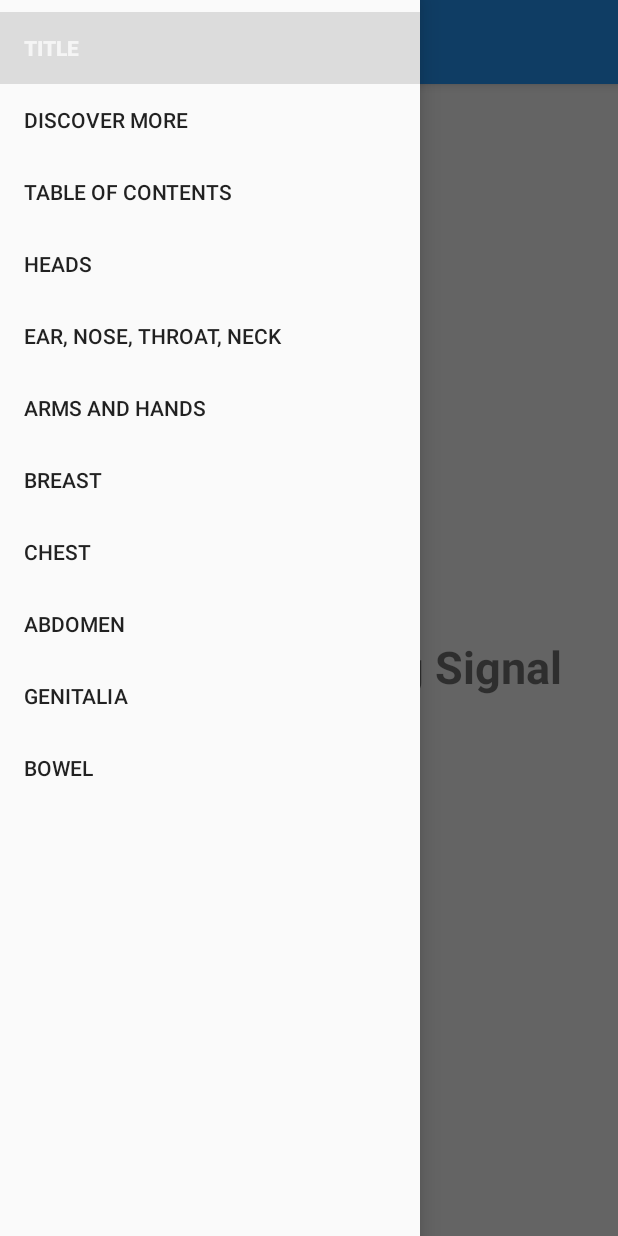
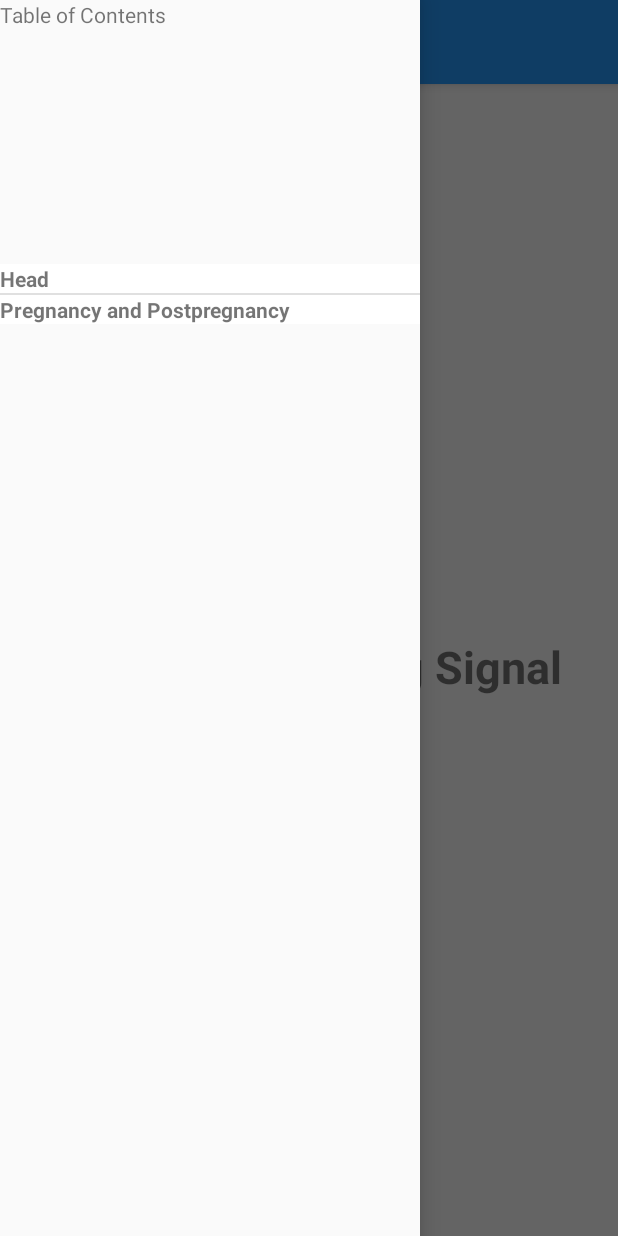
Before and after one commit to Yunnyhajeon/teameron, an Android app: the ebook screen opened directly, with no data from a screen before it, with the side drawer open, on a phone screen of 412 x 824 dp. Run offline under Robolectric (Android 15) with nearby library versions, the phone set to English and light mode, and no system bars; our stand-ins replace navigation-ui.

Commit message:
add expandable list view for index menu

```diff
--- /dev/null
+++ b/app/src/main/java/com/example/eron/ExpandableListAdapter.java
@@ -0,0 +1,110 @@
+package com.example.eron;
+
+import android.content.Context;
+import android.graphics.Typeface;
+import android.util.Log;
+import android.view.LayoutInflater;
+import android.view.View;
+import android.view.ViewGroup;
+import android.widget.BaseExpandableListAdapter;
+import android.widget.TextView;
+
+import java.util.HashMap;
+import java.util.List;
+
+public class ExpandableListAdapter extends BaseExpandableListAdapter {
+
+    private Context context;
+    private List<MenuItemModel> listDataHeader;
+    private HashMap<MenuItemModel, List<MenuItemModel>> listDataChild;
+
+    public ExpandableListAdapter(Context context, List<MenuItemModel> listDataHeader,
+                                 HashMap<MenuItemModel, List<MenuItemModel>> listChildData) {
+        this.context = context;
+        this.listDataHeader = listDataHeader;
+        this.listDataChild = listChildData;
+    }
+
+    @Override
+    public MenuItemModel getChild(int groupPosition, int childPosititon) {
+        return this.listDataChild.get(this.listDataHeader.get(groupPosition))
+                .get(childPosititon);
+    }
+
+    @Override
+    public long getChildId(int groupPosition, int childPosition) {
+        return childPosition;
+    }
+
+    @Override
+    public View getChildView(int groupPosition, final int childPosition,
+                             boolean isLastChild, View convertView, ViewGroup parent) {
+
+        final String childText = getChild(groupPosition, childPosition).itemName;
+
+        if (convertView == null) {
+            LayoutInflater infalInflater = (LayoutInflater) this.context
+                    .getSystemService(Context.LAYOUT_INFLATER_SERVICE);
+            convertView = infalInflater.inflate(R.layout.list_group_child, null);
+        }
+
+        TextView txtListChild = convertView
+                .findViewById(R.id.menu_item_child);
+
+        txtListChild.setText(childText);
+        return convertView;
+    }
+
+    @Override
+    public int getChildrenCount(int groupPosition) {
+
+        if (this.listDataChild.get(this.listDataHeader.get(groupPosition)) == null)
+            return 0;
+        else
+            return this.listDataChild.get(this.listDataHeader.get(groupPosition))
+                    .size();
+    }
+
+    @Override
+    public MenuItemModel getGroup(int groupPosition) {
+        return this.listDataHeader.get(groupPosition);
+    }
+
+    @Override
+    public int getGroupCount() {
+        return this.listDataHeader.size();
+
+    }
+
+    @Override
+    public long getGroupId(int groupPosition) {
+        return groupPosition;
+    }
+
+    @Override
+    public View getGroupView(int groupPosition, boolean isExpanded,
+                             View convertView, ViewGroup parent) {
+        String headerTitle = getGroup(groupPosition).itemName;
+        if (convertView == null) {
+            LayoutInflater infalInflater = (LayoutInflater) this.context
+                    .getSystemService(Context.LAYOUT_INFLATER_SERVICE);
+            convertView = infalInflater.inflate(R.layout.list_group_header, null);
+        }
+
+        TextView lblListHeader = convertView.findViewById(R.id.menu_item_header);
+        lblListHeader.setTypeface(null, Typeface.BOLD);
+        lblListHeader.setText(headerTitle);
+
+        return convertView;
+    }
+
+    @Override
+    public boolean hasStableIds() {
+        return false;
+    }
+
+    @Override
+    public boolean isChildSelectable(int groupPosition, int childPosition) {
+        return true;
+    }
+}
--- /dev/null
+++ b/app/src/main/java/com/example/eron/MenuItemModel.java
@@ -0,0 +1,29 @@
+package com.example.eron;
+
+public class MenuItemModel {
+
+    /*
+    This class represents each of the items in the table of contents. So Head would be an item
+    and each of its subsections would be its own item as well
+
+    We are using this class to store info to populate the ExpandableListView
+
+    For example:
+    MenuItemModel head = new MenuItemModel("Head", "head_1_headache.html", true, true)
+    MenuItemModel head_headache =  new MenuItemModel("Headache", "head_1, headache.html", false, false)
+     */
+
+    public String itemName, htmlUrl;
+    public boolean isGroup, hasChildren;
+    //isGroup = is this item a main section
+    //hasChildren = 1) is this item a main section AND 2) does this main section have subsections
+
+
+    public MenuItemModel(String itemName, String htmlUrl, boolean isGroup, boolean hasChildren) {
+        this.itemName = itemName;
+        this.htmlUrl = htmlUrl;
+        this.isGroup = isGroup;
+        this.hasChildren = hasChildren;
+    }
+
+}
--- a/app/src/main/java/com/example/eron/ebook.java
+++ b/app/src/main/java/com/example/eron/ebook.java
@@ -5,6 +5,7 @@
 import com.google.android.material.floatingactionbutton.FloatingActionButton;
 import com.google.android.material.snackbar.Snackbar;
 
+import android.view.MenuItem;
 import android.view.View;
 
 import androidx.navigation.NavController;
@@ -21,9 +22,23 @@
 
 import android.view.Menu;
 
+import android.webkit.WebView;
+
+import android.widget.ExpandableListView;
+import android.util.Log;
+
+import java.util.ArrayList;
+import java.util.HashMap;
+import java.util.List;
+
 public class ebook extends AppCompatActivity {
 
     private AppBarConfiguration mAppBarConfiguration;
+
+    ExpandableListAdapter expandableListAdapter;
+    ExpandableListView expandableListView;
+    List<MenuItemModel> headerList = new ArrayList<>();
+    HashMap<MenuItemModel, List<MenuItemModel>> childList = new HashMap<>();
 
     @Override
     protected void onCreate(Bundle savedInstanceState) {
@@ -32,6 +47,9 @@
         Toolbar toolbar = findViewById(R.id.toolbar);
         setSupportActionBar(toolbar);
 
+        expandableListView = findViewById(R.id.expandable_list_view);
+        prepareMenuData();
+        populateExpandableList();
 
         DrawerLayout drawer = findViewById(R.id.drawer_layout);
         NavigationView navigationView = findViewById(R.id.nav_view);
@@ -60,4 +78,76 @@
         return NavigationUI.navigateUp(navController, mAppBarConfiguration)
                 || super.onSupportNavigateUp();
     }
+
+    private void prepareMenuData() {
+        /*
+        purpose of this function is to make
+        MenuItemModel instances (headerItem for main sections, childrenItem for subsections)
+        and add them to the right list so that we can use the lists to populate the menu
+
+        2)make headerItem and add to the headerList
+        3)make childItem and add childItem to children(ArrayList)
+        4)insert headerItem and children(ArrayList) (if the header has children, otherwise null) into the childList hashmap
+
+        !!!PLEASE DO THE SECTIONS IN ORDER!!!
+        THIS WILL BE THE ORDER IN THE NAVIGATION VIEW
+        */
+
+        //Example group with children
+        MenuItemModel headerItem = new MenuItemModel("Head", "file:///android_asset/part1_bodyparts/Head_1_Headache.html", true, true);
+        headerList.add(headerItem);
+        List<MenuItemModel> children = new ArrayList<>();
+        MenuItemModel childItem = new MenuItemModel("Headache", "file:///android_asset/part1_bodyparts/Head_1_Headache.html", false, false);
+        children.add(childItem);
+        childItem = new MenuItemModel("Head Injury", "file:///android_asset/part1_bodyparts/Head_2_HeadInjury.html", false, false);
+        children.add(childItem);
+        childItem = new MenuItemModel("Psychological Problems", "file:///android_asset/part1_bodyparts/Head_1_PsychologicalProblems.html", false, false);
+        children.add(childItem);
+        childList.put(headerItem, children);
+
+        //Example group w/o child  *notice that for this header item, isGroup=true but hasChildren=false
+        headerItem = new MenuItemModel("Pregnancy and Postpregnancy", "file:///android_asset/part3_pregnancy/Pregnancy_and_Postpregnancy.html", true, false);
+        headerList.add(headerItem);
+        childList.put(headerItem, null); //there is no children list for this headerItem so we put null
+    }
+
+    private void populateExpandableList() {
+        expandableListAdapter = new ExpandableListAdapter(this, headerList, childList);
+        expandableListView.setAdapter(expandableListAdapter);
+
+        expandableListView.setOnGroupClickListener(new ExpandableListView.OnGroupClickListener() {
+            @Override
+            public boolean onGroupClick(ExpandableListView parent, View v, int groupPosition, long id) {
+
+                if (headerList.get(groupPosition).isGroup) {
+                    if (!headerList.get(groupPosition).hasChildren) {
+                        WebView webView = v.findViewById(R.id.menu_content_webview);
+                        Log.i("URL", headerList.get(groupPosition).htmlUrl);
+                        webView.loadUrl(headerList.get(groupPosition).htmlUrl);
+                        //onBackPressed();
+                    }
+                }
+
+                return false;
+            }
+        });
+
+        expandableListView.setOnChildClickListener(new ExpandableListView.OnChildClickListener() {
+            @Override
+            public boolean onChildClick(ExpandableListView parent, View v, int groupPosition, int childPosition, long id) {
+
+                if (childList.get(headerList.get(groupPosition)) != null) {
+                    MenuItemModel model = childList.get(headerList.get(groupPosition)).get(childPosition);
+                    if (model.htmlUrl.length() > 0) {
+                        WebView webView = v.findViewById(R.id.menu_content_webview);
+                        Log.i("URL", headerList.get(groupPosition).htmlUrl);
+                        webView.loadUrl(model.htmlUrl);
+                        //onBackPressed();
+                    }
+                }
+
+                return false;
+            }
+        });
+    }
 }
--- a/app/src/main/res/layout/activity_ebook.xml
+++ b/app/src/main/res/layout/activity_ebook.xml
@@ -18,7 +18,24 @@
         android:layout_width="wrap_content"
         android:layout_height="match_parent"
         android:layout_gravity="start"
-        android:fitsSystemWindows="true"
-        app:menu="@menu/activity_ebook_drawer2" />
+        android:fitsSystemWindows="true">
+        <!--app:menu="@menu/activity_ebook_drawer2"-->
+
+        <ExpandableListView
+            android:id="@+id/expandable_list_view"
+            android:layout_width="match_parent"
+            android:layout_height="wrap_content"
+            android:layout_marginTop="@dimen/nav_header_height"
+            android:background="@android:color/white"
+            android:dividerHeight="0dp"
+            android:groupIndicator="@null" />
+
+        <TextView
+            android:id="@+id/index_title"
+            android:layout_width="match_parent"
+            android:layout_height="wrap_content"
+            android:layout_gravity="top"
+            android:text="Table of Contents" />
+    </com.google.android.material.navigation.NavigationView>
 
 </androidx.drawerlayout.widget.DrawerLayout>
--- a/app/src/main/res/layout/fragment_tools.xml
+++ b/app/src/main/res/layout/fragment_tools.xml
@@ -6,7 +6,7 @@
     android:layout_height="match_parent">
 
     <WebView
-        android:id="@+id/webview_head"
+        android:id="@+id/webview_head_headache"
         android:layout_width="match_parent"
         android:layout_height="match_parent"
         tools:layout_editor_absoluteX="148dp"
--- /dev/null
+++ b/app/src/main/res/layout/list_group_header.xml
@@ -0,0 +1,11 @@
+<?xml version="1.0" encoding="utf-8"?>
+<LinearLayout xmlns:android="http://schemas.android.com/apk/res/android"
+    android:orientation="vertical" android:layout_width="match_parent"
+    android:layout_height="match_parent">
+
+
+    <TextView
+        android:id="@+id/menu_item_header"
+        android:layout_width="match_parent"
+        android:layout_height="wrap_content"/>
+</LinearLayout>
--- a/build.gradle
+++ b/build.gradle
@@ -7,7 +7,7 @@
 
     }
     dependencies {
-        classpath 'com.android.tools.build:gradle:3.5.0'
+        classpath 'com.android.tools.build:gradle:3.5.3'
 
         // NOTE: Do not place your application dependencies here; they belong
         // in the individual module build.gradle files
```
Also changed, not shown: app/src/main/java/com/example/eron/ui/tools/ToolsFragment.java (+14 -2 lines), app/src/main/res/layout/list_group_child.xml (added, +10 -0 lines), app/src/main/res/layout/menu_item_content.xml (added, +17 -0 lines), 1 other file.
